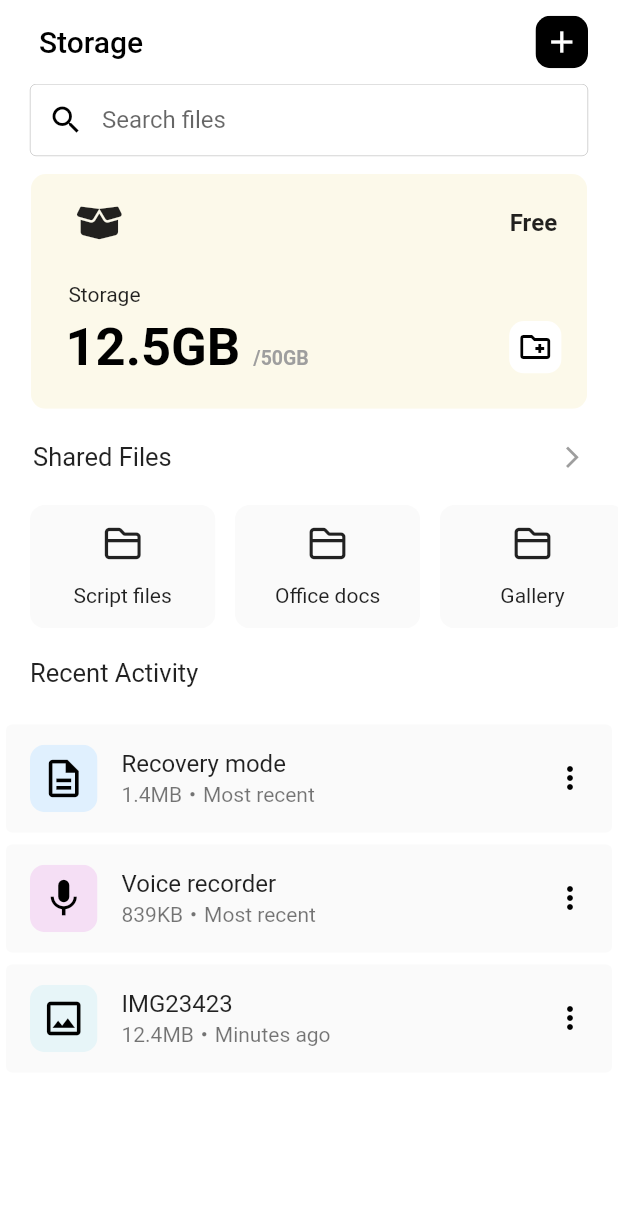
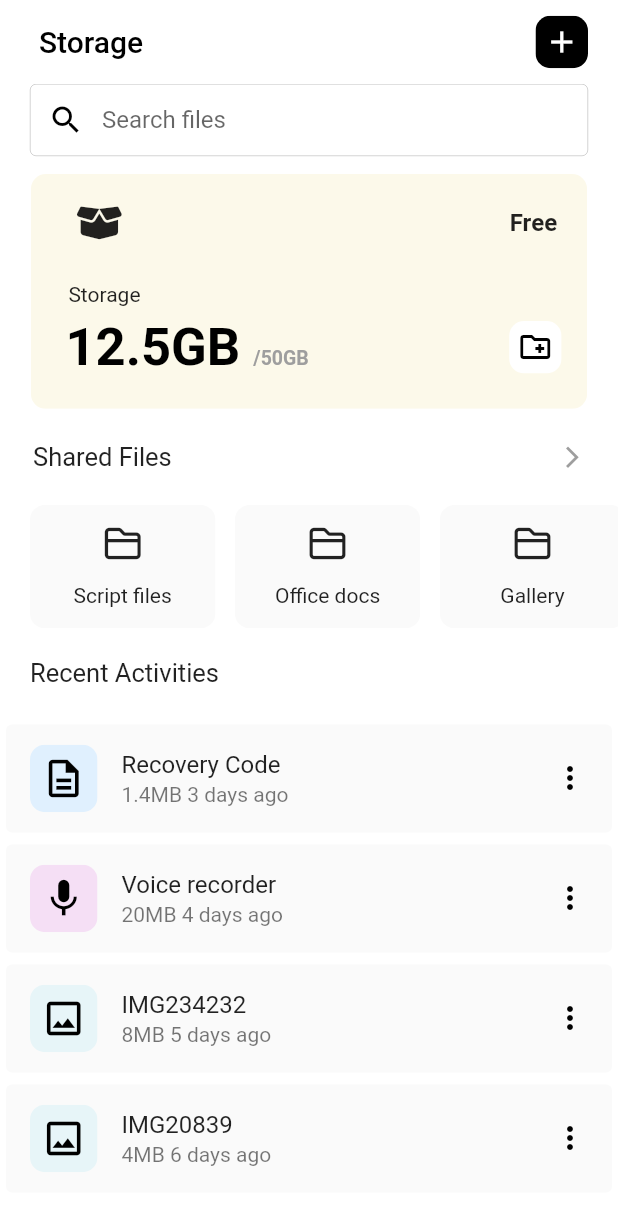
Before and after one commit to mafreud/flutter_storage, a Flutter app: the screen it shows after launch, on a phone screen of 412 x 824 dp. Shown: the top 1211 px of the screen. Run offline on Flutter 3.47's test engine with Material 2 defaults, Android fonts, the phone set to English and light mode, and no system bars; our stand-ins replace font_awesome_flutter, freezed_annotation, go_router, timeago.

```diff
--- a/lib/main.dart
+++ b/lib/main.dart
@@ -1,5 +1,6 @@
 import 'package:flutter/material.dart';
-import 'package:flutter_storage/src/features/dashboard/dashboard_page.dart';
+
+import 'src/features/routing/router.dart';
 
 void main() {
   runApp(const MyApp());
@@ -10,10 +11,13 @@ class MyApp extends StatelessWidget {
 
   @override
   Widget build(BuildContext context) {
-    return MaterialApp(
-        debugShowCheckedModeBanner: false,
-        title: 'Flutter Storage',
-        theme: ThemeData(),
-        home: const DashboardPage());
+    return MaterialApp.router(
+      routeInformationProvider: router.routeInformationProvider,
+      routeInformationParser: router.routeInformationParser,
+      routerDelegate: router.routerDelegate,
+      debugShowCheckedModeBanner: false,
+      title: 'Flutter Storage',
+      theme: ThemeData(),
+    );
   }
 }
--- /dev/null
+++ b/lib/src/constants/colors.dart
@@ -0,0 +1,5 @@
+import 'package:flutter/material.dart';
+
+const lightBlue = Color(0xFFE0F0FE);
+const lightPink = Color(0xFFF5DFF5);
+const lightGreen = Color(0xFFE7F5F8);
--- a/lib/src/features/dashboard/dashboard_page.dart
+++ b/lib/src/features/dashboard/dashboard_page.dart
@@ -1,5 +1,12 @@
 import 'package:flutter/material.dart';
+import 'package:flutter_storage/src/constants/colors.dart';
+import 'package:flutter_storage/src/features/file/file_list.dart';
+import 'package:flutter_storage/src/features/routing/router.dart';
 import 'package:font_awesome_flutter/font_awesome_flutter.dart';
+import 'package:go_router/go_router.dart';
+
+import '../file/file_model.dart';
+import 'package:timeago/timeago.dart' as timeago;
 
 class DashboardPage extends StatelessWidget {
   const DashboardPage({Key? key}) : super(key: key);
@@ -186,30 +193,35 @@ class DashboardPage extends StatelessWidget {
             child: Align(
                 alignment: Alignment.topLeft,
                 child: Text(
-                  'Recent Activity',
+                  'Recent Activities',
                   style: TextStyle(fontSize: 17),
                 )),
           ),
-          SingleChildScrollView(
-            child: Column(children: const [
-              _ListTile(
-                title: 'Recovery mode',
-                subtitle: '1.4MB・Most recent',
-              ),
-              _ListTile(
-                iconBackgroundColor: Color(0xFFF5DFF5),
-                title: 'Voice recorder',
-                subtitle: '839KB・Most recent',
-                icon: Icons.mic,
-              ),
-              _ListTile(
-                iconBackgroundColor: Color(0xFFE7F5F8),
-                title: 'IMG23423',
-                subtitle: '12.4MB・Minutes ago',
-                icon: Icons.image_outlined,
-              ),
-            ]),
-          )
+          Expanded(
+            child: ListView.builder(
+              itemCount: fileList.length,
+              itemBuilder: (context, index) {
+                final singleFile = fileList[index];
+                final extension = singleFile.fileExtension;
+                return GestureDetector(
+                  onTap: () {
+                    context.pushNamed(
+                      AppRoute.detail.name,
+                      params: {ParamsKey.fileId.name: singleFile.fileId},
+                      extra: singleFile,
+                    );
+                  },
+                  child: _ListTile(
+                    title: singleFile.fileName,
+                    subtitle:
+                        '${singleFile.fileSize} ${timeago.format(singleFile.createdAt)}',
+                    iconBackgroundColor: extension.iconColor,
+                    icon: extension.iconData,
+                  ),
+                );
+              },
+            ),
+          ),
         ],
       ),
     );
@@ -217,13 +229,13 @@ class DashboardPage extends StatelessWidget {
 }
 
 class _ListTile extends StatelessWidget {
-  const _ListTile(
-      {Key? key,
-      this.iconBackgroundColor = const Color(0xFFE0F0FE),
-      required this.title,
-      required this.subtitle,
-      this.icon = Icons.description_outlined})
-      : super(key: key);
+  const _ListTile({
+    Key? key,
+    required this.iconBackgroundColor,
+    required this.title,
+    required this.subtitle,
+    this.icon = Icons.description_outlined,
+  }) : super(key: key);
 
   final Color iconBackgroundColor;
   final String title;
--- /dev/null
+++ b/lib/src/features/file/file_list.dart
@@ -0,0 +1,32 @@
+import 'file_model.dart';
+
+final fileList = [
+  FileModel(
+    fileId: '9be67655-3303-4566-8649-223c089cdc0e',
+    fileName: 'Recovery Code',
+    fileSize: '1.4MB',
+    fileExtension: FileExtension.js,
+    createdAt: DateTime(2022, 9, 2),
+  ),
+  FileModel(
+    fileId: 'f529f14d-cf84-437c-9d83-84bf415edc4b',
+    fileName: 'Voice recorder',
+    fileSize: '20MB',
+    fileExtension: FileExtension.mp3,
+    createdAt: DateTime(2022, 9, 1),
+  ),
+  FileModel(
+    fileId: '82615492-bbd3-4a0a-a8e4-7b06f29b75ac',
+    fileName: 'IMG234232',
+    fileSize: '8MB',
+    fileExtension: FileExtension.jpeg,
+    createdAt: DateTime(2022, 8, 31),
+  ),
+  FileModel(
+    fileId: '9587eb86-d5fc-48d6-8fff-06e0614fb130',
+    fileName: 'IMG20839',
+    fileSize: '4MB',
+    fileExtension: FileExtension.jpeg,
+    createdAt: DateTime(2022, 8, 30),
+  ),
+];
--- /dev/null
+++ b/lib/src/features/routing/router.dart
@@ -0,0 +1,30 @@
+import 'package:flutter/material.dart';
+import 'package:flutter_storage/src/features/dashboard/dashboard_page.dart';
+import 'package:flutter_storage/src/features/details/detail_page.dart';
+import 'package:flutter_storage/src/features/file/file_model.dart';
+import 'package:go_router/go_router.dart';
+
+enum AppRoute { dashboard, detail }
+
+enum ParamsKey { fileId }
+
+final GoRouter router = GoRouter(
+  debugLogDiagnostics: true,
+  routes: <GoRoute>[
+    GoRoute(
+        name: AppRoute.dashboard.name,
+        path: '/',
+        builder: (BuildContext context, GoRouterState state) {
+          return const DashboardPage();
+        },
+        routes: [
+          GoRoute(
+            name: AppRoute.detail.name,
+            path: 'detail/:fileId',
+            builder: (context, state) => DetailPage(
+              fileModel: state.extra as FileModel,
+            ),
+          ),
+        ]),
+  ],
+);
```
Also changed, not shown: analysis_options.yaml (+3 -26 lines), lib/src/features/details/detail_page.dart (added, +277 -0 lines), lib/src/features/file/file_model.dart (added, +43 -0 lines), pubspec.yaml (+9 -0 lines), assets/images/profile_1.jpg (added), assets/images/profile_2.jpg (added), assets/images/profile_3.jpg (added), lib/src/features/file/file_model.freezed.dart (added), pubspec.lock.
